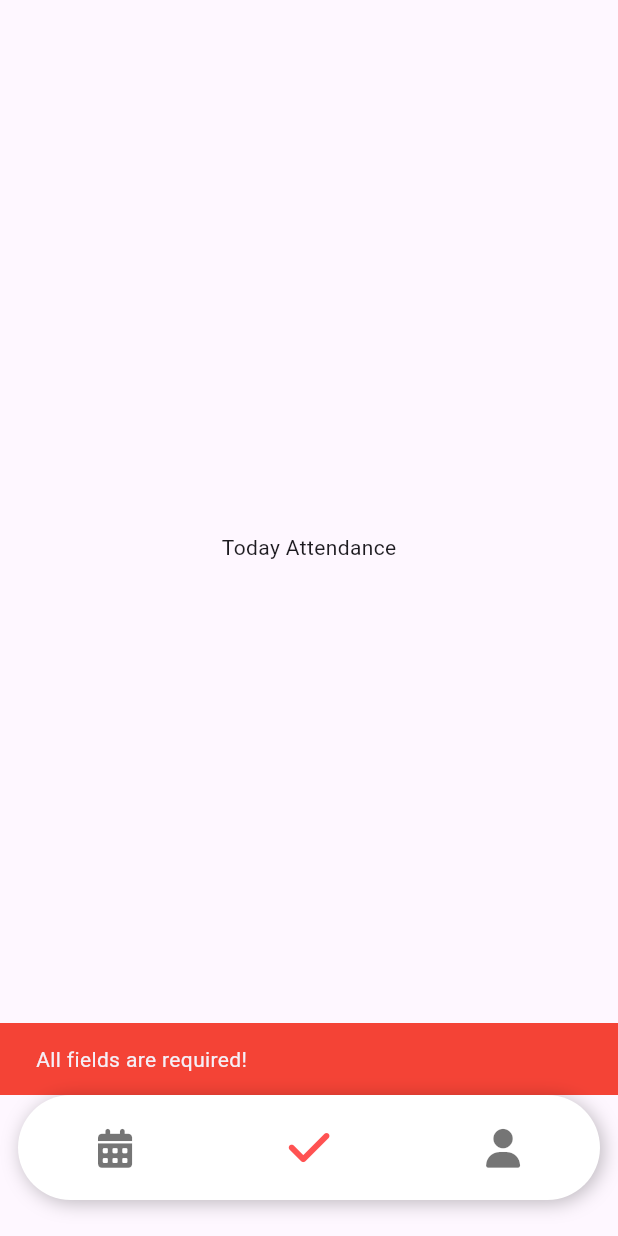
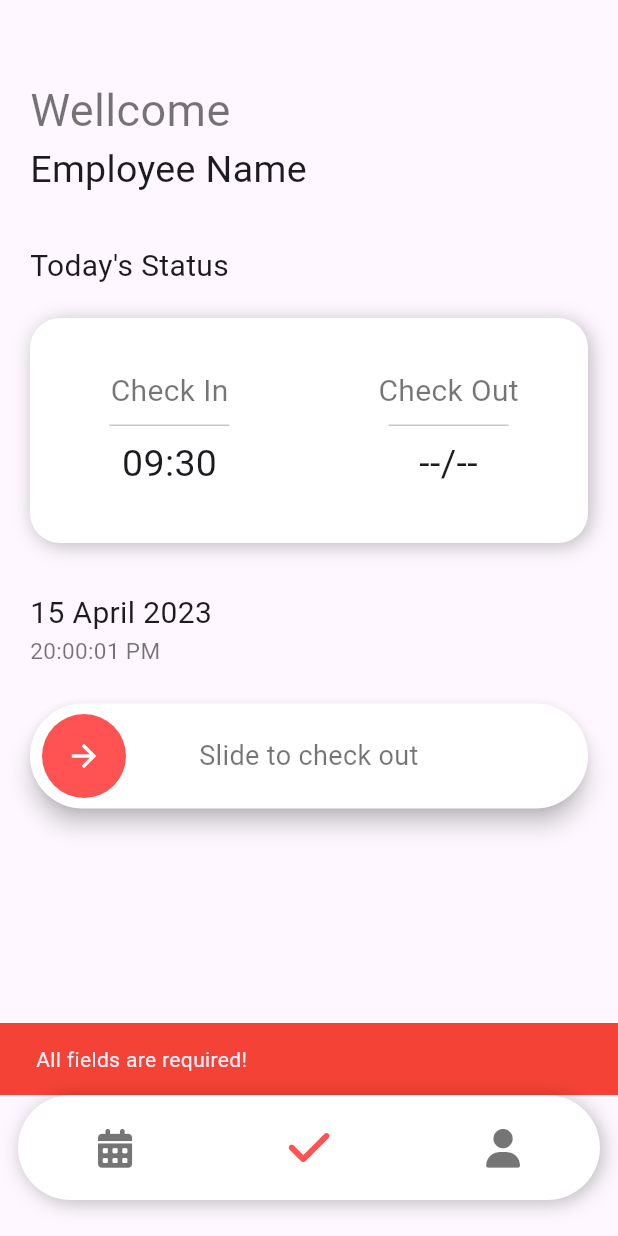
Before and after one commit to ShayanPoursadeghi/Employee-Attendance-System, a Flutter app: the screen it shows after launch, after a tap on "LOGIN", on a phone screen of 412 x 824 dp. Run offline on Flutter 3.47's test engine with Material 3 defaults, Android fonts, the phone set to English and light mode, and no system bars; drawn by our look-alikes of slide_to_act; our stand-ins replace flutter_dotenv, font_awesome_flutter, supabase_flutter; missing offline and left inert: dart:ffi; accounts and stored records are empty.

Commit message:
Attendance screen UI improved - slide to act package added

```diff
--- a/lib/screens/attendance_screen.dart
+++ b/lib/screens/attendance_screen.dart
@@ -1,4 +1,6 @@
 import 'package:flutter/material.dart';
+import 'package:flutter/widgets.dart';
+import 'package:slide_to_act/slide_to_act.dart';
 
 class AttendanceScreen extends StatefulWidget {
   const AttendanceScreen({super.key});
@@ -8,12 +10,136 @@ class AttendanceScreen extends StatefulWidget {
 }
 
 class _AttendanceScreenState extends State<AttendanceScreen> {
+  final GlobalKey<SlideActionState> key = GlobalKey<SlideActionState>();
+
   @override
   Widget build(BuildContext context) {
-    return const Scaffold(
-      body: Center(
-        child: Text("Today Attendance"),
+    return Scaffold(
+        body: SingleChildScrollView(
+      padding: const EdgeInsets.all(20),
+      child: Column(
+        children: [
+          Container(
+            alignment: Alignment.centerLeft,
+            margin: const EdgeInsets.only(top: 32),
+            child: const Text(
+              "Wellcome",
+              style: TextStyle(color: Colors.black54, fontSize: 30),
+            ),
+          ),
+          Container(
+            alignment: Alignment.centerLeft,
+            child: const Text(
+              "Employee Name",
+              style: TextStyle(fontSize: 25),
+            ),
+          ),
+          Container(
+            alignment: Alignment.centerLeft,
+            margin: const EdgeInsets.only(top: 32),
+            child: const Text(
+              "Today's Status",
+              style: TextStyle(fontSize: 20),
+            ),
+          ),
+          Container(
+            margin: const EdgeInsets.only(top: 20, bottom: 32),
+            height: 150,
+            decoration: const BoxDecoration(
+                color: Colors.white,
+                boxShadow: [
+                  BoxShadow(
+                    color: Colors.black26,
+                    blurRadius: 10,
+                    offset: Offset(2, 2),
+                  )
+                ],
+                borderRadius: BorderRadius.all(Radius.circular(20))),
+            child: const Row(
+              mainAxisAlignment: MainAxisAlignment.center,
+              crossAxisAlignment: CrossAxisAlignment.center,
+              children: [
+                Expanded(
+                    child: Column(
+                  mainAxisAlignment: MainAxisAlignment.center,
+                  crossAxisAlignment: CrossAxisAlignment.center,
+                  children: [
+                    Text(
+                      "Check In",
+                      style: TextStyle(
+                        fontSize: 20,
+                        color: Colors.black54,
+                      ),
+                    ),
+                    SizedBox(
+                      width: 80,
+                      child: Divider(),
+                    ),
+                    Text(
+                      "09:30",
+                      style: TextStyle(fontSize: 25),
+                    ),
+                  ],
+                )),
+                Expanded(
+                    child: Column(
+                  mainAxisAlignment: MainAxisAlignment.center,
+                  crossAxisAlignment: CrossAxisAlignment.center,
+                  children: [
+                    Text(
+                      "Check Out",
+                      style: TextStyle(
+                        fontSize: 20,
+                        color: Colors.black54,
+                      ),
+                    ),
+                    SizedBox(
+                      width: 80,
+                      child: Divider(),
+                    ),
+                    Text(
+                      "--/--",
+                      style: TextStyle(fontSize: 25),
+                    ),
+                  ],
+                )),
+              ],
+            ),
+          ),
+          Container(
+            alignment: Alignment.centerLeft,
+            child: const Text(
+              "15 April 2023",
+              style: TextStyle(fontSize: 20),
+            ),
+          ),
+          Container(
+            alignment: Alignment.centerLeft,
+            child: const Text(
+              "20:00:01 PM",
+              style: TextStyle(fontSize: 15, color: Colors.black54),
+            ),
+          ),
+          Container(
+            margin: const EdgeInsets.only(top: 25),
+            child: Builder(builder: (context){
+              return SlideAction(
+                text: "Slide to check out",
+                textStyle: const TextStyle(
+                  color: Colors.black54,
+                  fontSize: 18,
+                ),
+                outerColor: Colors.white,
+                innerColor: Colors.redAccent,
+                key: key,
+                onSubmit: () {
+                  key.currentState!.reset();
+                },
+              );
+            }),
+          ),
+        ],
       ),
-    );
+    ));
   }
 }
```
